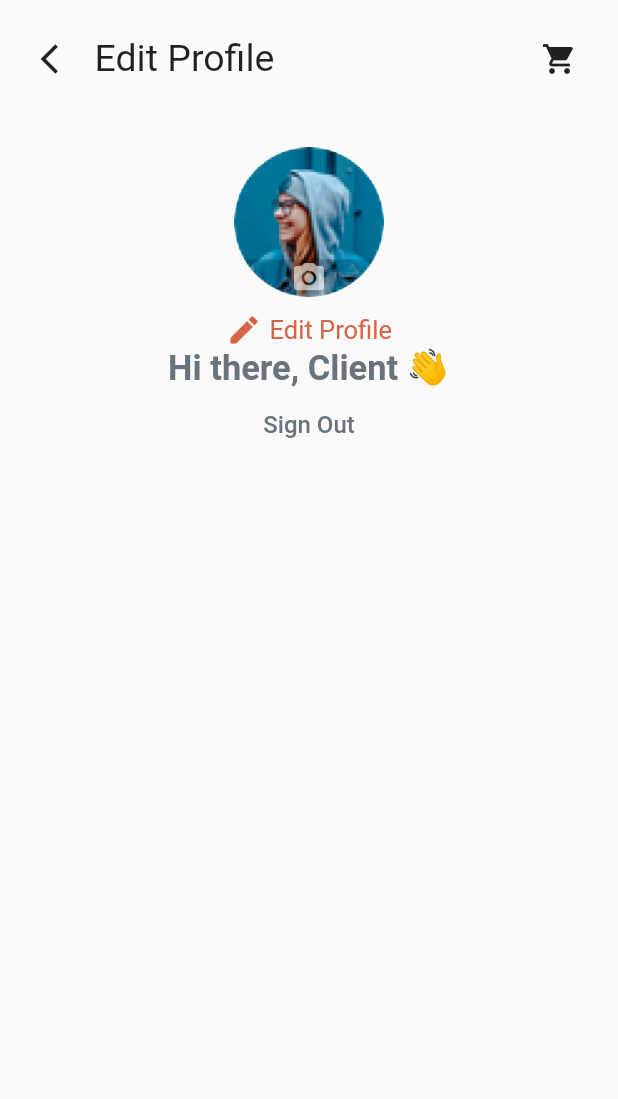
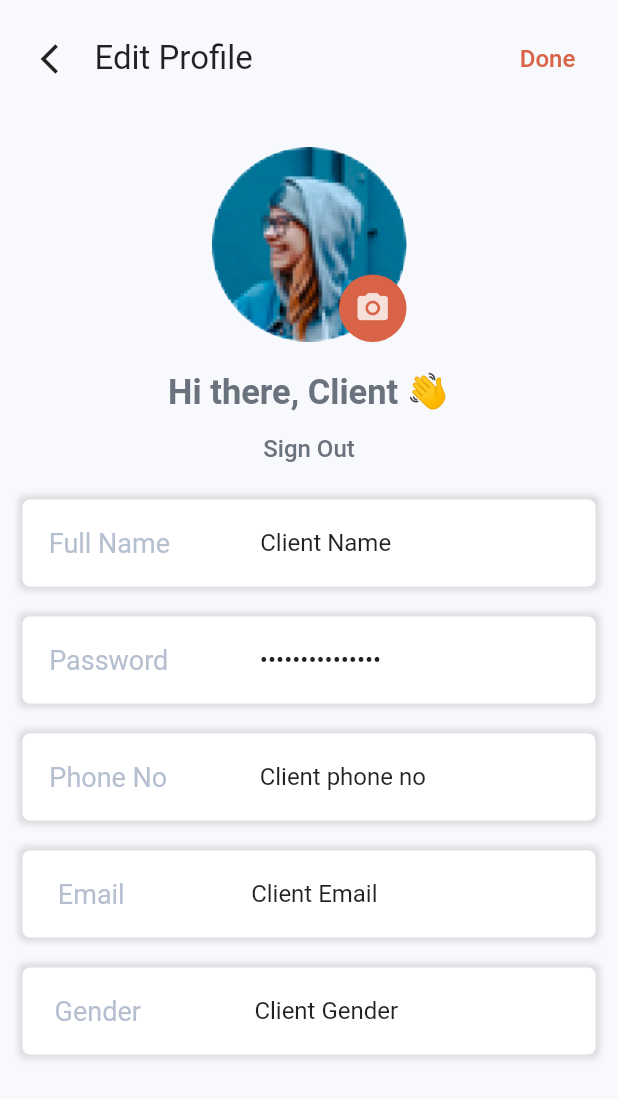
Before and after one commit to Gebeta/Gebeta-Client-app, a Flutter app: the screen it shows after launch, on a phone screen of 412 x 824 dp. Shown: the top 1099 px of the screen. Run offline on Flutter 3.47's test engine with Material 2 defaults, Android fonts, the light colour scheme and no system bars; our stand-ins replace carousel_pro, flutter_rating_bar, flutter_svg; Roboto replaces fonts that are missing (Montserrat).

Commit message:
UI modification

```diff
--- a/lib/Screens/user_profile/edit_profile.dart
+++ b/lib/Screens/user_profile/edit_profile.dart
@@ -1,4 +1,5 @@
 import 'package:flutter/material.dart';
+import 'package:flutter/services.dart';
 import 'package:gebeta_food/constants.dart';
 
 class EditProfilePage extends StatelessWidget {
@@ -7,6 +8,7 @@ class EditProfilePage extends StatelessWidget {
   @override
   Widget build(BuildContext context) {
     return Scaffold(
+      backgroundColor: Color(0xfff8f9fd),
       body: SafeArea(
         child: Container(
           height: MediaQuery.of(context).size.height,
@@ -27,59 +29,55 @@ class EditProfilePage extends StatelessWidget {
                             icon: Icon(Icons.arrow_back_ios)),
                         Text(
                           "Edit Profile",
-                          style: TextStyle(fontSize: 25),
+                          style: TextStyle(fontSize: 22),
                         ),
                       ],
                     ),
-                    IconButton(
-                        onPressed: () {}, icon: Icon(Icons.shopping_cart))
-                  ],
-                ),
-              ),
-              SizedBox(height: 20),
-              ClipOval(
-                child: Stack(
-                  children: [
-                    Container(
-                      height: 100,
-                      width: 100,
-                      child: Image.asset(
-                        "assets/images/profile.png",
-                        fit: BoxFit.cover,
-                      ),
-                    ),
-                    Positioned(
-                      bottom: 0,
-                      child: Container(
-                        height: 25,
-                        width: 100,
-                        color: Colors.black.withOpacity(0.2),
-                        child: Icon(
-                          Icons.camera_alt_rounded,
-                          color: whiteColor.withOpacity(0.6),
+                    TextButton(
+                      onPressed: () {},
+                      child: Text(
+                        "Done",
+                        style: TextStyle(
+                          color: gsecondaryColor,
+                          fontSize: 16,
+                          fontFamily: "Montserrat",
                         ),
                       ),
                     )
                   ],
                 ),
               ),
-              SizedBox(height: 10),
-              Row(
-                mainAxisAlignment: MainAxisAlignment.center,
+              SizedBox(height: 20),
+              Stack(
                 children: [
-                  Icon(
-                    Icons.edit,
-                    color: gsecondaryColor,
+                  ClipOval(
+                    child: Container(
+                      height: 130,
+                      width: 130,
+                      child: Image.asset(
+                        "assets/images/profile.png",
+                        fit: BoxFit.cover,
+                      ),
+                    ),
                   ),
-                  SizedBox(
-                    width: 5,
-                  ),
-                  Text(
-                    "Edit Profile",
-                    style: TextStyle(color: gsecondaryColor, fontSize: 17),
+                  Positioned(
+                    bottom: 0,
+                    right: 0,
+                    child: Container(
+                      height: 45,
+                      width: 45,
+                      decoration: BoxDecoration(
+                          color: gsecondaryColor,
+                          borderRadius: BorderRadius.circular(50)),
+                      child: Icon(
+                        Icons.camera_alt_rounded,
+                        color: whiteColor.withOpacity(0.8),
+                      ),
+                    ),
                   )
                 ],
               ),
+              SizedBox(height: 20),
               Text(
                 "Hi there, Client 👋",
                 style: TextStyle(
@@ -97,11 +95,66 @@ class EditProfilePage extends StatelessWidget {
                   ),
                 ),
                 onPressed: () {},
-              )
+              ),
+              Form(
+                  child: ListView(
+                shrinkWrap: true,
+                children: [
+                  customInputFiled(context, "Full Name", "Client Name"),
+                  customInputFiled(context, "Password", "Client Password"),
+                  customInputFiled(context, "Phone No", "Client phone no"),
+                  customInputFiled(context, "Email", "Client Email"),
+                  customInputFiled(context, "Gender", "Client Gender"),
+                ],
+              ))
             ],
           ),
         ),
       ),
     );
   }
+
+  Container customInputFiled(
+      BuildContext context, String textLabel, String initialTextValue) {
+    return Container(
+      decoration: BoxDecoration(
+        borderRadius: BorderRadius.circular(5.0),
+        boxShadow: [
+          BoxShadow(
+            color: Colors.grey.withOpacity(0.3),
+            spreadRadius: 3,
+            blurRadius: 3,
+            // offset: Offset(0, 3),
+          )
+        ],
+        color: whiteColor,
+      ),
+      padding: EdgeInsets.all(5),
+      margin: EdgeInsets.symmetric(horizontal: 15, vertical: 10),
+      child: Row(
+        mainAxisAlignment: MainAxisAlignment.spaceAround,
+        children: [
+          Text(
+            textLabel,
+            style: TextStyle(color: ksecondaryColor, fontSize: 18),
+          ),
+          SizedBox(
+            width: 10,
+          ),
+          Container(
+            width: MediaQuery.of(context).size.width * 0.5,
+            child: TextFormField(
+              initialValue: initialTextValue,
+              obscureText: textLabel == "Password" ? true : false,
+              decoration: InputDecoration(
+                border: InputBorder.none,
+                hintText: textLabel,
+                hintStyle: TextStyle(color: ksecondaryColor),
+              ),
+            ),
+          ),
+        ],
+      ),
+    );
+  }
 }
--- a/lib/Screens/user_profile/profile_screen.dart
+++ b/lib/Screens/user_profile/profile_screen.dart
@@ -135,8 +135,11 @@ class ProfileScreen extends StatelessWidget {
                 child: Column(
                   children: [
                     profileMenu(
+                        context, Icons.change_circle, "Change Password"),
+                    profileMenu(
                         context, Icons.payment_sharp, "Payment Methods"),
-                    profileMenu(context, Icons.location_on_outlined, "Location"),
+                    profileMenu(
+                        context, Icons.location_on_outlined, "Location"),
                     profileMenu(context, Icons.access_time, "My Orders"),
                   ],
                 ),
```
Lines whose indentation alone changed are shown as unchanged.
